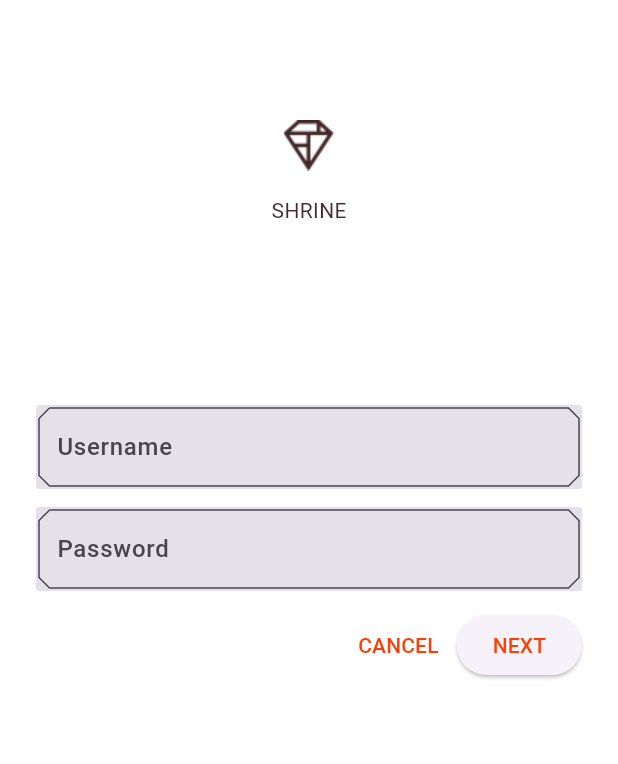
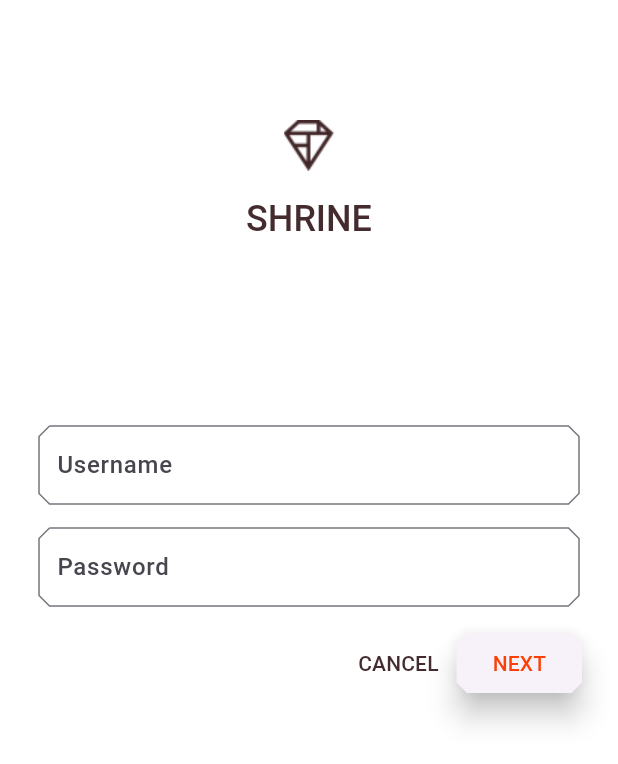
Before and after one commit to Marco-Bubola/material-components-flutter-codelabs-103-starter_and_102-complete, a Flutter app: the screen it shows after launch, on a phone screen of 412 x 824 dp. Shown: the top 764 px of the screen. Run offline on Flutter 3.47's test engine with Material 3 defaults, Android fonts, the phone set to English and light mode, and no system bars; Roboto replaces fonts that are missing (Rubik).

Commit message:
Update login.dart

```diff
--- a/mdc_100_series/lib/login.dart
+++ b/mdc_100_series/lib/login.dart
@@ -37,7 +37,10 @@ class _LoginPageState extends State<LoginPage> {
               children: <Widget>[
                 Image.asset('assets/diamond.png'),
                 const SizedBox(height: 16.0),
-                const Text('SHRINE'),
+                Text(
+                  'SHRINE',
+                  style: Theme.of(context).textTheme.headlineSmall,
+                ),
               ],
             ),
             const SizedBox(height: 120.0),
@@ -45,7 +48,7 @@ class _LoginPageState extends State<LoginPage> {
             TextField(
               controller: _usernameController,
               decoration: const InputDecoration(
-                filled: true,
+                // Removed filled: true
                 labelText: 'Username',
               ),
             ),
@@ -53,7 +56,7 @@ class _LoginPageState extends State<LoginPage> {
             TextField(
               controller: _passwordController,
               decoration: const InputDecoration(
-                filled: true,
+                // Removed filled: true
                 labelText: 'Password',
               ),
               obscureText: true,
@@ -69,6 +72,12 @@ class _LoginPageState extends State<LoginPage> {
                     _usernameController.clear();
                     _passwordController.clear();
                   },
+                  style: TextButton.styleFrom(
+                    foregroundColor: Theme.of(context).colorScheme.secondary,
+                    shape: const BeveledRectangleBorder(
+                      borderRadius: BorderRadius.all(Radius.circular(7.0)),
+                    ),
+                  ),
                 ),
                 // TODO: Add an elevation to NEXT (103)
                 // TODO: Add a beveled rectangular border to NEXT (103)
@@ -77,6 +86,12 @@ class _LoginPageState extends State<LoginPage> {
                   onPressed: () {
                     Navigator.pop(context);
                   },
+                  style: ElevatedButton.styleFrom(
+                    elevation: 8.0,
+                    shape: const BeveledRectangleBorder(
+                      borderRadius: BorderRadius.all(Radius.circular(7.0)),
+                    ),
+                  ),
                 ),
               ],
             ),
```
